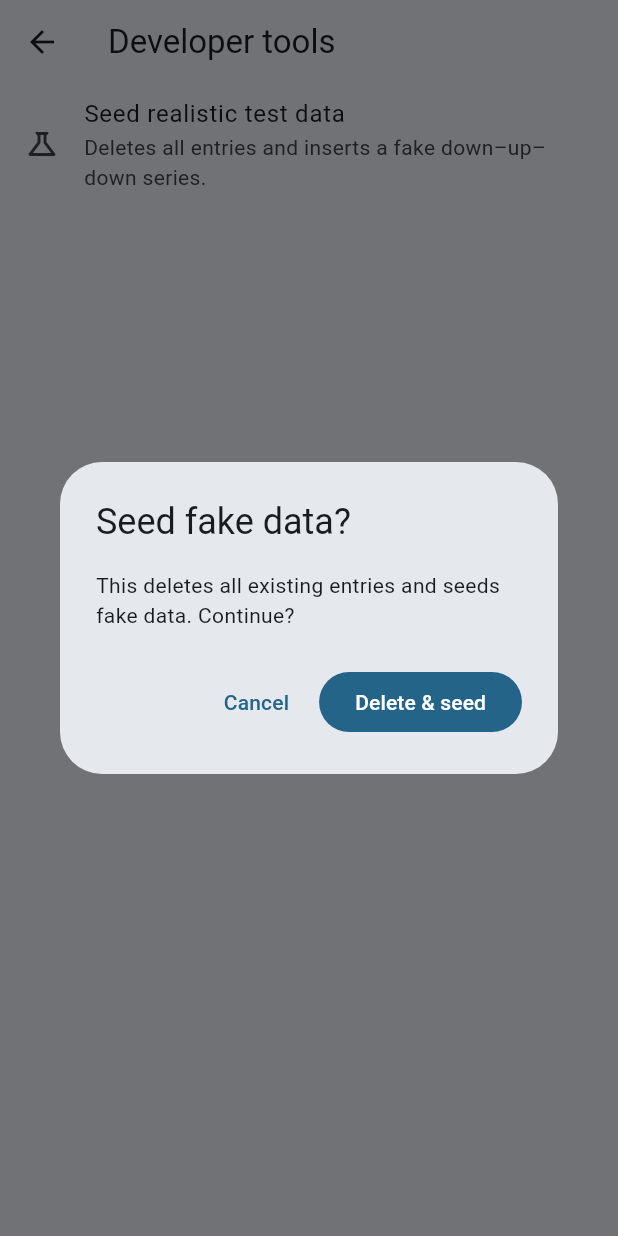
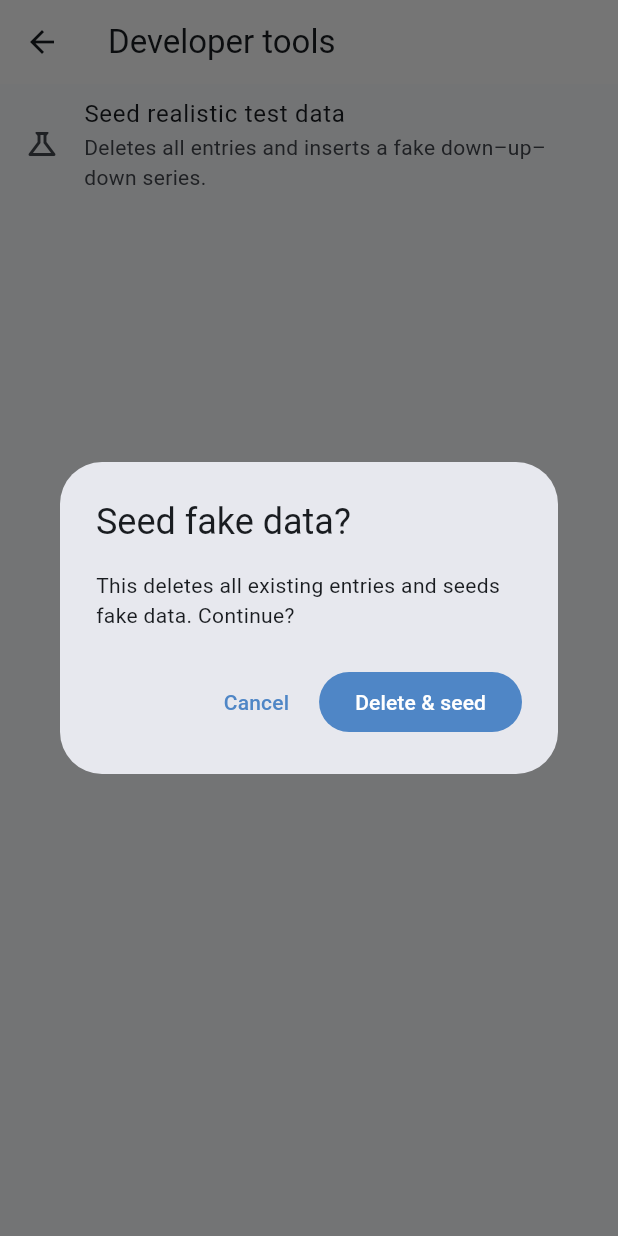
Before and after one commit to tifandrei42/FeatherLog, a Flutter app: the DevMenuScreen screen opened directly, after a tap on "Seed realistic test data", on a phone screen of 412 x 824 dp. Run offline on Flutter 3.47's test engine with Material 3 defaults, Android fonts, the phone set to English and light mode, and no system bars; our stand-ins replace drift, drift_flutter, flutter_riverpod; accounts and stored records are empty; generated files the repository leaves out were written again.

Commit message:
feat(ui): design tokens + central ThemeData (#36)
Establishes a single source of truth for the visual language (issue #33,
UI_DESIGN.md §2–4) so the app is consistent and re-skinnable from one place.

- ui/theme/tokens.dart: color tokens (Daylight/Twilight), 4pt spacing scale,
  radii, and calm BMI-band colors.
- ui/theme/app_theme.dart: builds light/dark ThemeData from the tokens, plus a
  FeatherPalette ThemeExtension for app-specific colors (sage "positive",
  sunrise accent, BMI bands) read via Theme.of(context).
- main.dart: use AppTheme.light()/dark(), replacing the ad-hoc
  ColorScheme.fromSeed.
- weight_chart.dart: goal line reads palette.positive instead of hard-coded
  hex (with a token fallback for bare-MaterialApp widget tests).
- 4 theme tests; all 84 passing.

Typography (google_fonts: Space Grotesk / Inter) deferred to a follow-up to
keep this PR focused on the token/theme foundation. No visual regressions.

Closes #33

Co-authored-by: Andrei Tifrea <i455422@fontysict.nl>

```diff
--- /dev/null
+++ b/lib/ui/theme/app_theme.dart
@@ -0,0 +1,139 @@
+import 'package:flutter/material.dart';
+
+import '../../domain/bmi.dart';
+import 'tokens.dart';
+
+/// App-specific colors that Material's [ColorScheme] doesn't model, exposed via
+/// the theme so widgets read them with `Theme.of(context).extension<...>()`
+/// instead of hard-coding hex values.
+@immutable
+class FeatherPalette extends ThemeExtension<FeatherPalette> {
+  const FeatherPalette({
+    required this.positive,
+    required this.sunrise,
+    required this.underweight,
+    required this.normal,
+    required this.overweight,
+    required this.obese,
+  });
+
+  /// Progress toward goal / losses in the right direction; goal line.
+  final Color positive;
+
+  /// Highlights, milestones, celebration.
+  final Color sunrise;
+
+  final Color underweight;
+  final Color normal;
+  final Color overweight;
+  final Color obese;
+
+  /// The calm color for a given BMI category.
+  Color forBmiCategory(BmiCategory c) => switch (c) {
+    BmiCategory.underweight => underweight,
+    BmiCategory.normal => normal,
+    BmiCategory.overweight => overweight,
+    BmiCategory.obeseClassI ||
+    BmiCategory.obeseClassII ||
+    BmiCategory.obeseClassIII => obese,
+  };
+
+  @override
+  FeatherPalette copyWith({
+    Color? positive,
+    Color? sunrise,
+    Color? underweight,
+    Color? normal,
+    Color? overweight,
+    Color? obese,
+  }) => FeatherPalette(
+    positive: positive ?? this.positive,
+    sunrise: sunrise ?? this.sunrise,
+    underweight: underweight ?? this.underweight,
+    normal: normal ?? this.normal,
+    overweight: overweight ?? this.overweight,
+    obese: obese ?? this.obese,
+  );
+
+  @override
+  FeatherPalette lerp(ThemeExtension<FeatherPalette>? other, double t) {
+    if (other is! FeatherPalette) return this;
+    return FeatherPalette(
+      positive: Color.lerp(positive, other.positive, t)!,
+      sunrise: Color.lerp(sunrise, other.sunrise, t)!,
+      underweight: Color.lerp(underweight, other.underweight, t)!,
+      normal: Color.lerp(normal, other.normal, t)!,
+      overweight: Color.lerp(overweight, other.overweight, t)!,
+      obese: Color.lerp(obese, other.obese, t)!,
+    );
+  }
+}
+
+/// Central theme builder. All colors/shape flow from the design tokens
+/// (UI_DESIGN.md), so re-skinning is changing tokens, not hunting widgets.
+class AppTheme {
+  const AppTheme._();
+
+  static ThemeData light() => _build(Brightness.light);
+  static ThemeData dark() => _build(Brightness.dark);
+
+  static ThemeData _build(Brightness brightness) {
+    final isDark = brightness == Brightness.dark;
+
+    final scheme =
+        ColorScheme.fromSeed(
+          seedColor: FeatherColors.lightPrimary,
+          brightness: brightness,
+        ).copyWith(
+          primary: isDark
+              ? FeatherColors.darkPrimary
+              : FeatherColors.lightPrimary,
+          surface: isDark
+              ? FeatherColors.darkSurface
+              : FeatherColors.lightSurface,
+          outlineVariant: isDark
+              ? FeatherColors.darkHairline
+              : FeatherColors.lightHairline,
+        );
+
+    final palette = FeatherPalette(
+      positive: isDark
+          ? FeatherColors.darkPositiveSage
+          : FeatherColors.lightPositiveSage,
+      sunrise: isDark
+          ? FeatherColors.darkAccentSunrise
+          : FeatherColors.lightAccentSunrise,
+      underweight: BmiBandColors.underweight,
+      normal: isDark ? BmiBandColors.normalDark : BmiBandColors.normalLight,
+      overweight: BmiBandColors.overweight,
+      obese: BmiBandColors.obese,
+    );
+
+    return ThemeData(
+      useMaterial3: true,
+      colorScheme: scheme,
+      scaffoldBackgroundColor: isDark
+          ? FeatherColors.darkBgPaper
+          : FeatherColors.lightBgPaper,
+      extensions: [palette],
+      cardTheme: CardThemeData(
+        shape: RoundedRectangleBorder(
+          borderRadius: BorderRadius.circular(Radii.lg),
+        ),
+        clipBehavior: Clip.antiAlias,
+      ),
+      inputDecorationTheme: InputDecorationTheme(
+        border: OutlineInputBorder(
+          borderRadius: BorderRadius.circular(Radii.md),
+        ),
+      ),
+      filledButtonTheme: FilledButtonThemeData(
+        style: FilledButton.styleFrom(
+          shape: RoundedRectangleBorder(
+            borderRadius: BorderRadius.circular(Radii.pill),
+          ),
+        ),
+      ),
+    );
+  }
+}
--- /dev/null
+++ b/lib/ui/theme/tokens.dart
@@ -0,0 +1,73 @@
+import 'package:flutter/material.dart';
+
+/// Design tokens — the single source of truth for FeatherLog's visual language
+/// (UI_DESIGN.md §2–4). Widgets should read from `ThemeData`/`ColorScheme`
+/// where possible; these tokens feed that theme (see `app_theme.dart`) and
+/// provide the few app-specific values Material's scheme doesn't cover
+/// (BMI bands, the goal/positive accent).
+
+/// Color tokens for the two themes ("Daylight" / "Twilight").
+class FeatherColors {
+  const FeatherColors._();
+
+  // --- Light theme ("Daylight") ---
+  static const lightBgPaper = Color(0xFFFBFCFE);
+  static const lightSurface = Color(0xFFFFFFFF);
+  static const lightSurfaceAlt = Color(0xFFF1F5FA);
+  static const lightInkStrong = Color(0xFF1B2530);
+  static const lightInkMuted = Color(0xFF5A6675);
+  static const lightInkFaint = Color(0xFF9AA7B4);
+  static const lightPrimary = Color(0xFF4F86C6);
+  static const lightPrimarySoft = Color(0xFF9DC1E6);
+  static const lightAccentSunrise = Color(0xFFF2A65A);
+  static const lightPositiveSage = Color(0xFF6BAF92);
+  static const lightHairline = Color(0xFFE4EAF1);
+
+  // --- Dark theme ("Twilight") ---
+  static const darkBgPaper = Color(0xFF0F1822);
+  static const darkSurface = Color(0xFF18222E);
+  static const darkSurfaceAlt = Color(0xFF1F2B38);
+  static const darkInkStrong = Color(0xFFE8EDF2);
+  static const darkInkMuted = Color(0xFF9AA7B4);
+  static const darkInkFaint = Color(0xFF5E6C7A);
+  static const darkPrimary = Color(0xFF7FB0D9);
+  static const darkAccentSunrise = Color(0xFFF2B179);
+  static const darkPositiveSage = Color(0xFF7CC4A4);
+  static const darkHairline = Color(0xFF26323F);
+}
+
+/// Calm, non-alarmist BMI band colors (UI_DESIGN.md §2). Resolved per-brightness
+/// via [bmiBandColor].
+class BmiBandColors {
+  const BmiBandColors._();
+
+  static const underweight = Color(0xFF7FB0D9); // cool (same both themes)
+  static const normalLight = Color(0xFF6BAF92); // sage
+  static const normalDark = Color(0xFF7CC4A4);
+  static const overweight = Color(0xFFE7B45A); // warm (same both themes)
+  static const obese = Color(0xFFD98C6A); // muted terracotta, not red
+}
+
+/// 4pt spacing scale (UI_DESIGN.md §4).
+class Spacing {
+  const Spacing._();
+
+  static const xs = 4.0;
+  static const sm = 8.0;
+  static const md = 12.0;
+  static const lg = 16.0;
+  static const xl = 24.0;
+  static const xxl = 32.0;
+  static const xxxl = 48.0;
+  static const huge = 64.0;
+}
+
+/// Corner radii — soft and rounded (UI_DESIGN.md §4).
+class Radii {
+  const Radii._();
+
+  static const sm = 12.0;
+  static const md = 16.0; // inputs
+  static const lg = 24.0; // cards
+  static const pill = 999.0; // buttons
+}
```
Also changed, not shown: lib/main.dart (+3 -12 lines), lib/ui/widgets/weight_chart.dart (+11 -4 lines), 1 other file.
